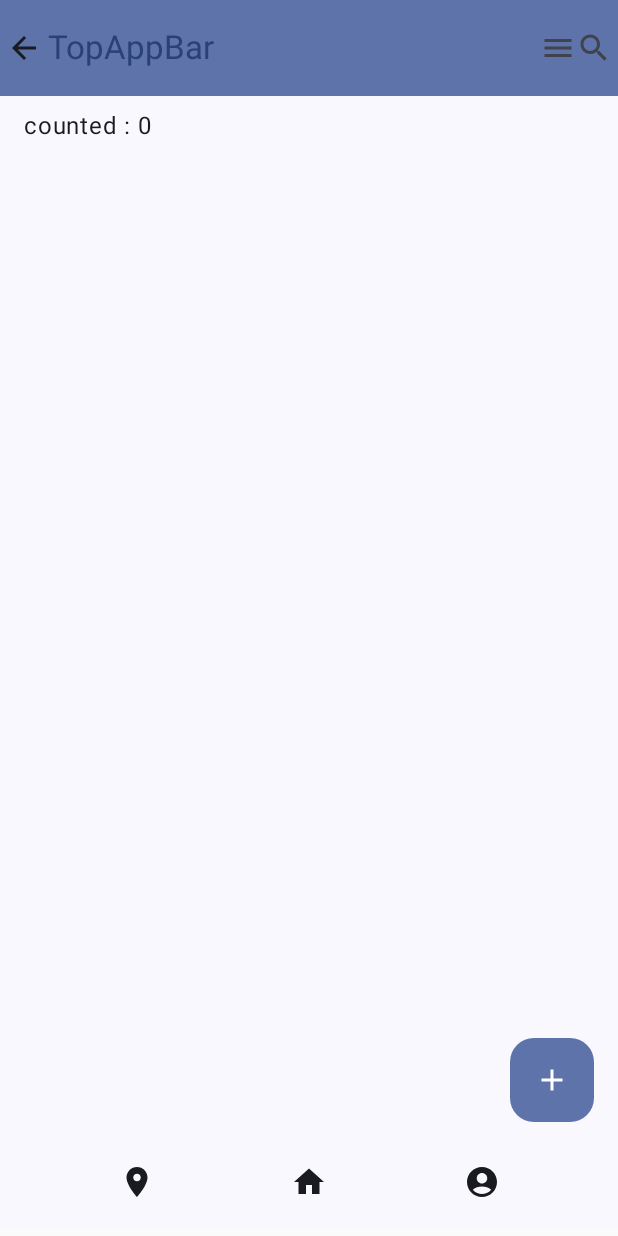
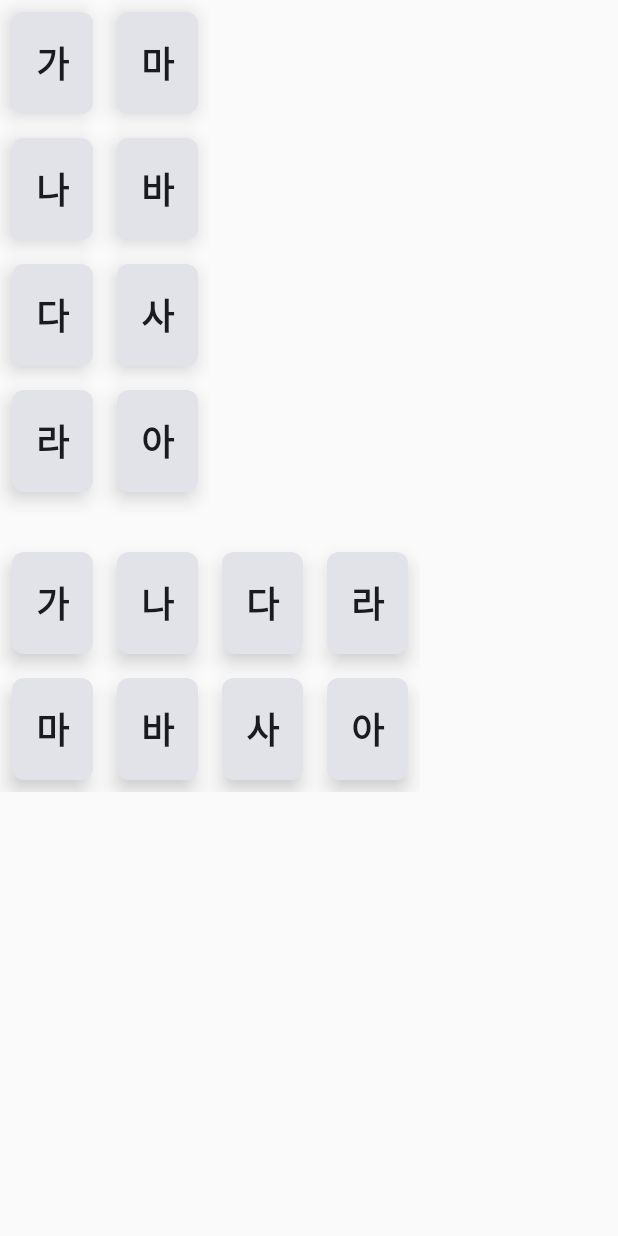
Before and after one commit to posite/Jetpack-Compose-exercise, an Android app built with Jetpack Compose: the screen it shows after launch (MainActivity), on a phone screen of 412 x 824 dp. Run offline under Robolectric (Android 15) with nearby library versions, the phone set to English and light mode, and no system bars; our stand-ins replace Dagger/Hilt's generated code; pictures from the network do not load.

```diff
--- a/app/src/main/java/com/posite/compose1/presentation/layout/MainActivity.kt
+++ b/app/src/main/java/com/posite/compose1/presentation/layout/MainActivity.kt
@@ -9,6 +9,7 @@ import androidx.activity.compose.setContent
 import androidx.activity.viewModels
 import androidx.compose.foundation.BorderStroke
 import androidx.compose.foundation.Image
+import androidx.compose.foundation.clickable
 import androidx.compose.foundation.layout.Arrangement
 import androidx.compose.foundation.layout.Box
 import androidx.compose.foundation.layout.Column
@@ -18,6 +19,9 @@ import androidx.compose.foundation.layout.fillMaxSize
 import androidx.compose.foundation.layout.fillMaxWidth
 import androidx.compose.foundation.layout.height
 import androidx.compose.foundation.layout.padding
+import androidx.compose.foundation.lazy.LazyColumn
+import androidx.compose.foundation.lazy.LazyRow
+import androidx.compose.foundation.lazy.items
 import androidx.compose.foundation.shape.CutCornerShape
 import androidx.compose.foundation.shape.RoundedCornerShape
 import androidx.compose.foundation.text.ClickableText
@@ -92,7 +96,8 @@ class MainActivity : ComponentActivity() {
                 //CardEx()
                 //WebViewEx()
                 //SurfaceEx()
-                ScaffoldEx()
+                //ScaffoldEx()
+                LazyColumnRowEx()
             }
         }
     }
@@ -391,6 +396,54 @@ class MainActivity : ComponentActivity() {
         }
     }
 
+    @Composable
+    fun LazyColumnRowEx() {
+        val list = listOf<List<String>>(listOf("가", "나", "다","라"), listOf("마", "바","사","아"))
+        Column {
+            LazyRow() {
+                items(list) { item ->
+                    Column {
+                        item.forEach {
+                            KoreanItem(it)
+                        }
+                    }
+                }
+            }
+            Spacer(modifier = Modifier.padding(12.dp))
+            LazyColumn(
+                modifier = Modifier,
+            ) {
+                items(list) { item ->
+                    Row {
+                        item.forEach {
+                            KoreanItem(it)
+                        }
+                    }
+                }
+            }
+        }
+    }
+
+    @Composable
+    fun KoreanItem(item: String) {
+        Card(
+            modifier = Modifier
+                .padding(8.dp)
+                .clickable { Log.d("lazy", item) },
+            shape = RoundedCornerShape(8.dp),
+            elevation = CardDefaults.cardElevation(8.dp)
+        ) {
+            Text(
+                text = item,
+                modifier = Modifier.padding(16.dp),
+                style = TextStyle(
+                    fontSize = 24.sp,
+                    fontWeight = FontWeight.Bold
+                )
+            )
+        }
+    }
+
     @Preview(showBackground = true)
     @Composable
     fun GreetingPreview() {
@@ -403,7 +456,8 @@ class MainActivity : ComponentActivity() {
             //CardEx()
             //WebViewEx()
             //SurfaceEx()
-            ScaffoldEx()
+            //ScaffoldEx()
+            LazyColumnRowEx()
         }
     }
 }
```
